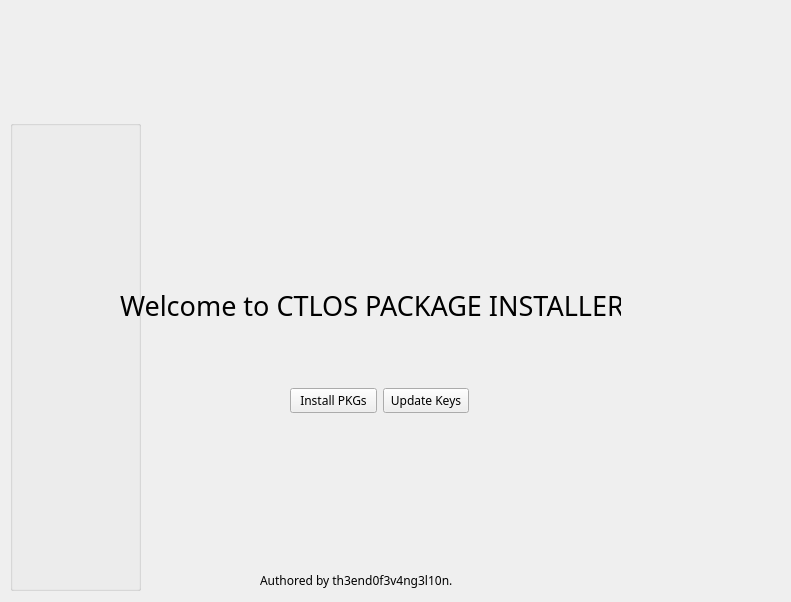
This is mainwindow.ui in th3end0f3v4ng3l10n/CTOSPI as Qt 5 draws it before an edit. The edited form follows.
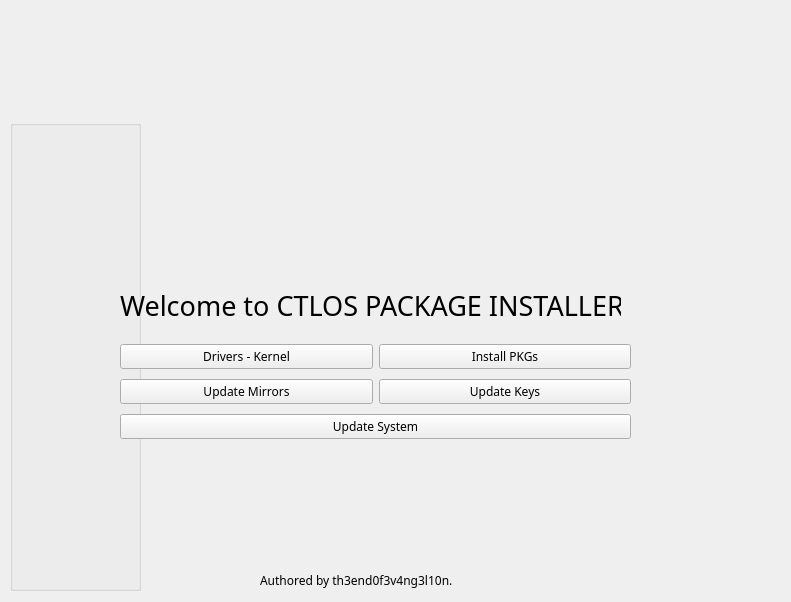
This is the edited form. Icons and pictures are not drawn.

Patch:
```diff
--- a/mainwindow.ui
+++ b/mainwindow.ui
@@ -41,35 +41,6 @@
     <normaloff>icons/icon.png</normaloff>icons/icon.png</iconset>
   </property>
   <widget class="QWidget" name="centralwidget">
-   <widget class="QWidget" name="horizontalLayoutWidget">
-    <property name="geometry">
-     <rect>
-      <x>290</x>
-      <y>370</y>
-      <width>179</width>
-      <height>61</height>
-     </rect>
-    </property>
-    <layout class="QHBoxLayout" name="horizontalLayout">
-     <property name="sizeConstraint">
-      <enum>QLayout::SetDefaultConstraint</enum>
-     </property>
-     <item>
-      <widget class="QPushButton" name="pkgsinstall">
-       <property name="text">
-        <string>Install PKGs</string>
-       </property>
-      </widget>
-     </item>
-     <item>
-      <widget class="QPushButton" name="updatekeys">
-       <property name="text">
-        <string>Update Keys</string>
-       </property>
-      </widget>
-     </item>
-    </layout>
-   </widget>
    <widget class="QGroupBox" name="Menu_Group">
     <property name="geometry">
      <rect>
@@ -150,6 +121,53 @@
      <string>Authored by th3end0f3v4ng3l10n.</string>
     </property>
    </widget>
+   <widget class="QWidget" name="gridLayoutWidget">
+    <property name="geometry">
+     <rect>
+      <x>120</x>
+      <y>340</y>
+      <width>511</width>
+      <height>104</height>
+     </rect>
+    </property>
+    <layout class="QGridLayout" name="gridLayout">
+     <item row="0" column="0">
+      <widget class="QPushButton" name="nvidiaanddrivers">
+       <property name="text">
+        <string>Drivers - Kernel</string>
+       </property>
+      </widget>
+     </item>
+     <item row="1" column="0">
+      <widget class="QPushButton" name="pushButton">
+       <property name="text">
+        <string>Update Mirrors</string>
+       </property>
+      </widget>
+     </item>
+     <item row="0" column="1">
+      <widget class="QPushButton" name="pkgsinstall">
+       <property name="text">
+        <string>Install PKGs</string>
+       </property>
+      </widget>
+     </item>
+     <item row="1" column="1">
+      <widget class="QPushButton" name="updatekeys">
+       <property name="text">
+        <string>Update Keys</string>
+       </property>
+      </widget>
+     </item>
+     <item row="2" column="0" colspan="2">
+      <widget class="QPushButton" name="updatesystem">
+       <property name="text">
+        <string>Update System</string>
+       </property>
+      </widget>
+     </item>
+    </layout>
+   </widget>
   </widget>
  </widget>
  <resources/>
```
Left out of the diff: 6 changed lines with no effect on the pictures.
